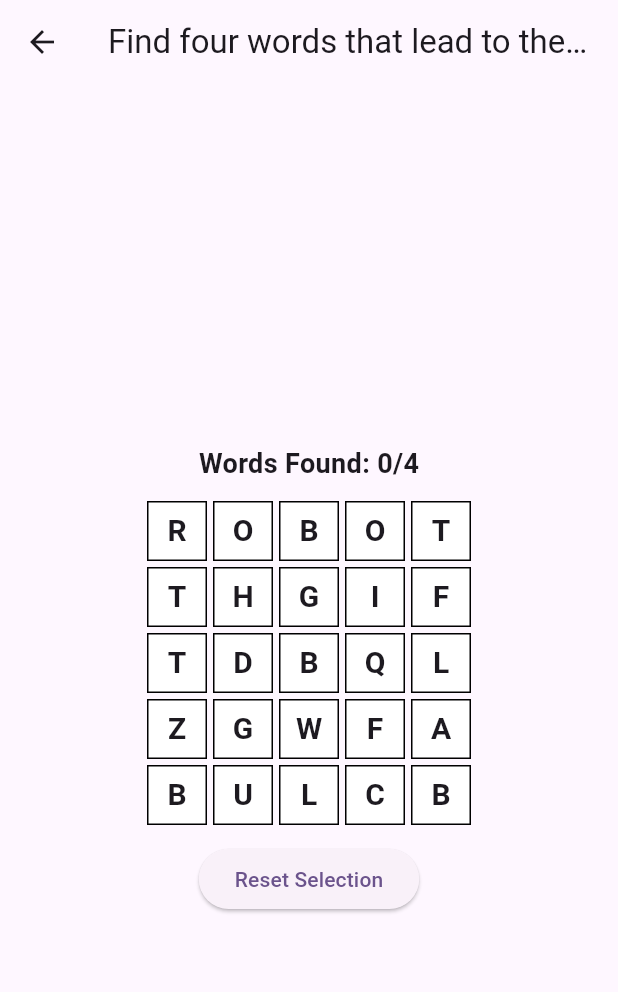
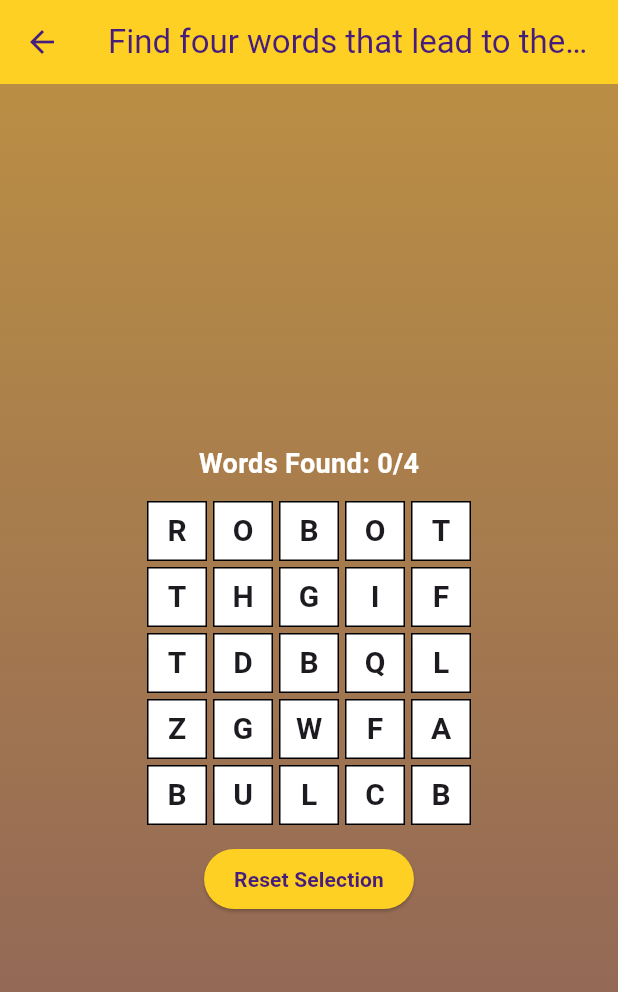
Before and after one commit to maureensanchez99/app6, a Flutter app: the HomePage screen opened directly, after a tap on "Wordsearch", on a phone screen of 412 x 824 dp. Shown: the top 992 px of the screen. Run offline on Flutter 3.47's test engine with Material 3 defaults, Android fonts, the phone set to English and light mode, and no system bars; our stand-ins replace confetti.

Commit message:
homepage and wordsearch update

```diff
--- a/lib/pages/home_page.dart
+++ b/lib/pages/home_page.dart
@@ -5,20 +5,63 @@ import 'popquiz_page.dart';
 import 'paneraquiz_page.dart';
 import 'capstone_stairs.dart';
 
-class HomePage extends StatelessWidget {
+class HomePage extends StatefulWidget {
   const HomePage({super.key, required this.title});
 
   final String title;
 
   @override
+  State<HomePage> createState() => _HomePageState();
+}
+
+class _HomePageState extends State<HomePage> with SingleTickerProviderStateMixin {
+  // LSU colors
+  static const Color lsuPurple = Color(0xFF461D7C); // LSU Purple
+  static const Color lsuGold = Color(0xFFFDD023);   // LSU Gold
+
+  late AnimationController _animationController;
+
+  @override
+  void initState() {
+    super.initState();
+    _animationController = AnimationController(
+      vsync: this,
+      duration: const Duration(seconds: 3),
+    )..repeat(reverse: true);
+  }
+
+  @override
+  void dispose() {
+    _animationController.dispose();
+    super.dispose();
+  }
+
+  @override
   Widget build(BuildContext context) {
     return Scaffold(
       appBar: AppBar(
-        backgroundColor:
-            Color(0xFFFDD023), //Theme.of(context).colorScheme.inversePrimary,
-        title: Text("PFT Scavenger Hunt"),
+        backgroundColor: lsuGold,
+        title: const Text("PFT Scavenger Hunt"),
+        foregroundColor: lsuPurple,
       ),
-      body: Center(
+      body: AnimatedBuilder(
+        animation: _animationController,
+        builder: (context, child) {
+          return Container(
+            decoration: BoxDecoration(
+              gradient: LinearGradient(
+                begin: Alignment.topCenter,
+                end: Alignment.bottomCenter,
+                colors: [
+                  Color.lerp(lsuGold, lsuPurple, _animationController.value) ?? lsuGold,
+                  Color.lerp(lsuPurple, lsuGold, _animationController.value) ?? lsuPurple,
+                ],
+              ),
+            ),
+            child: child,
+          );
+        },
+        child: Center(
           child: Column(
             mainAxisAlignment: MainAxisAlignment.center,
             children: [
@@ -27,10 +70,13 @@ class HomePage extends StatelessWidget {
                   context,
                   MaterialPageRoute(builder: (context) => const WordSearch()),
                 ),
-              style: OutlinedButton.styleFrom(
+                style: ElevatedButton.styleFrom(
+                  backgroundColor: lsuGold,
+                  foregroundColor: lsuPurple,
+                  padding: const EdgeInsets.symmetric(horizontal: 30, vertical: 15),
                   side: const BorderSide(color: Colors.black),
                 ),
-              child: const Text("Wordsearch"),
+                child: const Text("Wordsearch", style: TextStyle(fontWeight: FontWeight.bold)),
               ),
               const SizedBox(height: 20),
               ElevatedButton(
@@ -38,10 +84,13 @@ class HomePage extends StatelessWidget {
                   context,
                   MaterialPageRoute(builder: (context) => const ThirdFloor()),
                 ),
-              style: OutlinedButton.styleFrom(
+                style: ElevatedButton.styleFrom(
+                  backgroundColor: lsuGold,
+                  foregroundColor: lsuPurple,
+                  padding: const EdgeInsets.symmetric(horizontal: 30, vertical: 15),
                   side: const BorderSide(color: Colors.black),
                 ),
-              child: const Text("Third Floor Challenge"),
+                child: const Text("Third Floor Challenge", style: TextStyle(fontWeight: FontWeight.bold)),
               ),
               const SizedBox(height: 20),
               ElevatedButton(
@@ -49,10 +98,13 @@ class HomePage extends StatelessWidget {
                   context,
                   MaterialPageRoute(builder: (context) => const PopQuiz()),
                 ),
-              style: OutlinedButton.styleFrom(
+                style: ElevatedButton.styleFrom(
+                  backgroundColor: lsuGold,
+                  foregroundColor: lsuPurple,
+                  padding: const EdgeInsets.symmetric(horizontal: 30, vertical: 15),
                   side: const BorderSide(color: Colors.black),
                 ),
-              child: const Text("Pop Quiz"),
+                child: const Text("Pop Quiz", style: TextStyle(fontWeight: FontWeight.bold)),
               ),
               const SizedBox(height: 20),
               ElevatedButton(
@@ -60,10 +112,13 @@ class HomePage extends StatelessWidget {
                   context,
                   MaterialPageRoute(builder: (context) => const PaneraQuiz()),
                 ),
-              style: OutlinedButton.styleFrom(
+                style: ElevatedButton.styleFrom(
+                  backgroundColor: lsuGold,
+                  foregroundColor: lsuPurple,
+                  padding: const EdgeInsets.symmetric(horizontal: 30, vertical: 15),
                   side: const BorderSide(color: Colors.black),
                 ),
-              child: const Text("Panera Quiz"),
+                child: const Text("Panera Quiz", style: TextStyle(fontWeight: FontWeight.bold)),
               ),
               const SizedBox(height: 20),
               ElevatedButton(
@@ -71,12 +126,16 @@ class HomePage extends StatelessWidget {
                   context,
                   MaterialPageRoute(builder: (context) => const CapstoneStairs()),
                 ),
-              style: OutlinedButton.styleFrom(
+                style: ElevatedButton.styleFrom(
+                  backgroundColor: lsuGold,
+                  foregroundColor: lsuPurple,
+                  padding: const EdgeInsets.symmetric(horizontal: 30, vertical: 15),
                   side: const BorderSide(color: Colors.black),
                 ),
-              child: const Text("Anagram"),
+                child: const Text("Anagram", style: TextStyle(fontWeight: FontWeight.bold)),
               ),
             ],
+          ),
         ),
       ),
     );
--- a/lib/pages/wordsearch_page.dart
+++ b/lib/pages/wordsearch_page.dart
@@ -8,7 +8,7 @@ class WordSearch extends StatefulWidget {
   _WordSearchState createState() => _WordSearchState();
 }
 
-class _WordSearchState extends State<WordSearch> {
+class _WordSearchState extends State<WordSearch> with SingleTickerProviderStateMixin {
   final int gridSize = 5;
   final List<String> words = ["ROBOT", "FIGHT", "CLUB", "LAB"];
   late List<List<String>> grid;
@@ -20,10 +20,26 @@ class _WordSearchState extends State<WordSearch> {
   List<List<int>> selectionPath = [];
   Map<String, List<List<int>>> foundWordPaths = {};
 
+  // LSU colors
+  static const Color lsuPurple = Color(0xFF461D7C); // LSU Purple
+  static const Color lsuGold = Color(0xFFFDD023);   // LSU Gold
+
+  late AnimationController _animationController;
+
   @override
   void initState() {
     super.initState();
     _generateGrid();
+    _animationController = AnimationController(
+      vsync: this,
+      duration: const Duration(seconds: 3),
+    )..repeat(reverse: true);
+  }
+
+  @override
+  void dispose() {
+    _animationController.dispose();
+    super.dispose();
   }
 
   void _generateGrid() {
@@ -173,8 +189,29 @@ class _WordSearchState extends State<WordSearch> {
     double gridSizePx = gridSize * (cellSize + 4);
 
     return Scaffold(
-      appBar: AppBar(title: const Text("Find four words that lead to the clue")),
-      body: Column(
+      appBar: AppBar(
+        title: const Text("Find four words that lead to the clue"),
+        backgroundColor: lsuGold,
+        foregroundColor: lsuPurple,
+      ),
+      body: AnimatedBuilder(
+        animation: _animationController,
+        builder: (context, child) {
+          return Container(
+            decoration: BoxDecoration(
+              gradient: LinearGradient(
+                begin: Alignment.topCenter,
+                end: Alignment.bottomCenter,
+                colors: [
+                  Color.lerp(lsuGold, lsuPurple, _animationController.value) ?? lsuGold,
+                  Color.lerp(lsuPurple, lsuGold, _animationController.value) ?? lsuPurple,
+                ],
+              ),
+            ),
+            child: child,
+          );
+        },
+        child: Column(
           mainAxisAlignment: MainAxisAlignment.center,
           children: [
             // Display found words
@@ -183,12 +220,15 @@ class _WordSearchState extends State<WordSearch> {
               child: Column(
                 children: foundWords.map((word) => Text(
                   word,
-                style: const TextStyle(fontSize: 18, fontWeight: FontWeight.bold),
+                  style: const TextStyle(fontSize: 18, fontWeight: FontWeight.bold, color: Colors.white),
                 )).toList(),
               ),
             ),
             const SizedBox(height: 10),
-          Text("Words Found: ${foundWords.length}/${words.length}", style: const TextStyle(fontSize: 18, fontWeight: FontWeight.bold)),
+            Text(
+              "Words Found: ${foundWords.length}/${words.length}",
+              style: const TextStyle(fontSize: 18, fontWeight: FontWeight.bold, color: Colors.white)
+            ),
             const SizedBox(height: 10),
             Center(
               child: SizedBox(
@@ -227,9 +267,15 @@ class _WordSearchState extends State<WordSearch> {
             const SizedBox(height: 10),
             ElevatedButton(
               onPressed: _resetSelection,
-            child: const Text("Reset Selection"),
+              style: ElevatedButton.styleFrom(
+                backgroundColor: lsuGold,
+                foregroundColor: lsuPurple,
+                padding: const EdgeInsets.symmetric(horizontal: 20, vertical: 10),
+              ),
+              child: const Text("Reset Selection", style: TextStyle(fontWeight: FontWeight.bold)),
             ),
           ],
+        ),
       ),
     );
   }
```
Lines whose indentation alone changed are shown as unchanged.
